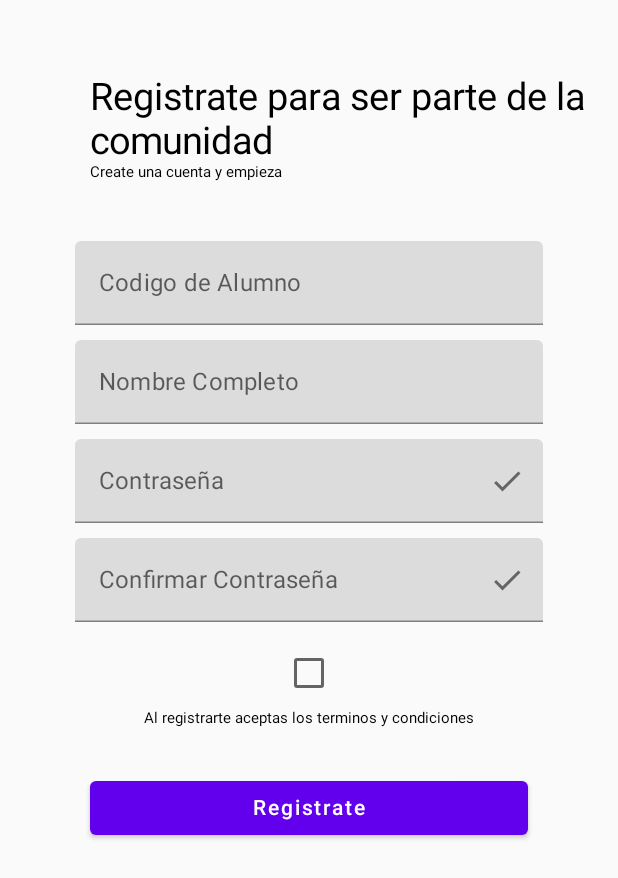
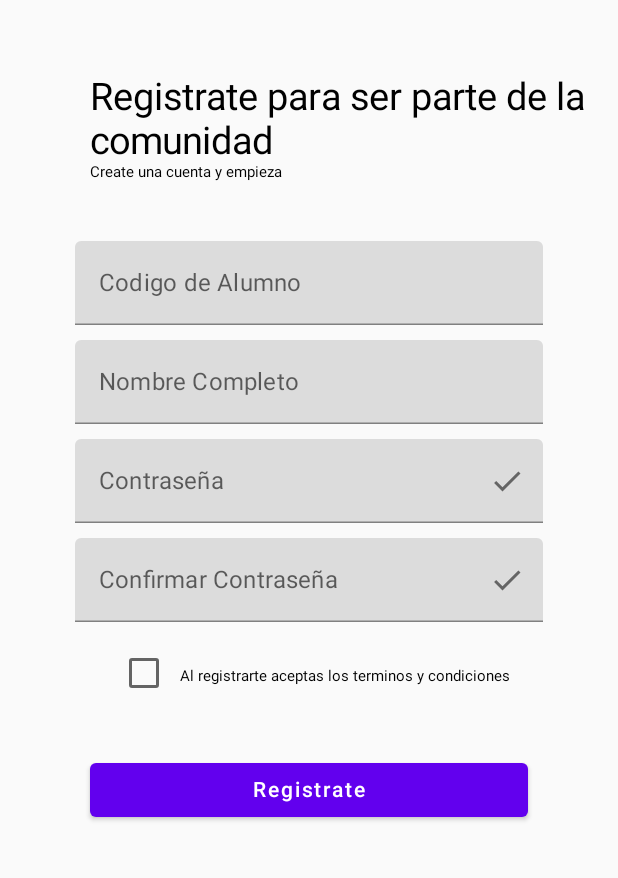
Before and after one commit to ItsJavito/bcp-hackathon-definitivo, an Android app built with Jetpack Compose: the screen it shows after launch (SignupActivity), after a tap on "Registrate", on a phone screen of 412 x 824 dp. Shown: the top 878 px of the screen. Run offline under Robolectric (Android 15) with nearby library versions, the phone set to English and light mode, and no system bars.

Commit message:
loginSign

```diff
--- a/app/src/main/java/com/example/shpiel/presentation/login/components/LoginFields.kt
+++ b/app/src/main/java/com/example/shpiel/presentation/login/components/LoginFields.kt
@@ -52,9 +52,10 @@ fun LoginFields(
                 horizontalAlignment =  Alignment.CenterHorizontally
             ) {
                 Image(
-                    painterResource(R.drawable.pajerete),
+                    painterResource(R.drawable.fondologin),
                     contentDescription = "Shpiel",
-                    Modifier.size(size=200.dp)
+                    Modifier
+                        .size(size = 400.dp)
                         .padding(30.dp)
                 )
             }
@@ -85,7 +86,7 @@ fun LoginFields(
                     label = { Text(text = "Correo elctrónico")})
                 TextField(modifier = Modifier
                     .fillMaxWidth()
-                    .padding(start = 50.dp, top = 20.dp, end = 50.dp, bottom = 0.dp),
+                    .padding(start = 50.dp, top = 0.dp, end = 50.dp, bottom = 0.dp),
                     keyboardOptions = KeyboardOptions(keyboardType = KeyboardType.Password,
                         imeAction = ImeAction.Done),
                     keyboardActions = KeyboardActions(
@@ -147,6 +148,58 @@ fun LoginFields(
             }
 
         }
+        Divider()
+        Row(
+            modifier = Modifier
+                .fillMaxWidth()
+                .weight(1f),
+            horizontalArrangement = Arrangement.Center
+        ){
+            Column(
+                modifier = Modifier
+                    .fillMaxWidth()
+                    .weight(2f),
+                horizontalAlignment = Alignment.CenterHorizontally,
+                verticalArrangement = Arrangement.SpaceBetween
+            ){
+                Text(
+                    text = "-Inicia sesión de otra forma-"
+                )
+                Row(
+                    modifier = Modifier
+                        .fillMaxWidth()
+                        .weight(2f)
+                        .padding(top = 50.dp),
+                    horizontalArrangement = Arrangement.Center,
+
+                ){
+                    Image(
+                        painterResource(R.drawable.appcrc),
+                        contentDescription = "appcrc",
+                        Modifier
+                            .size(size = 35.dp)
+                            .padding(horizontal = 5.dp)
+                    )
+                    Image(
+                        painterResource(R.drawable.facecrc),
+                        contentDescription = "facecrc",
+                        Modifier
+                            .size(size = 38.dp)
+                            .padding(horizontal = 5.dp)
+                    )
+                    Image(
+                        painterResource(R.drawable.gogcr),
+                        contentDescription = "googcrc",
+                        Modifier
+                            .size(size = 33.dp)
+                            .padding(horizontal = 5.dp)
+
+                    )
+
+                }
+            }
+
+        }
     }
 }
 
--- a/app/src/main/java/com/example/shpiel/presentation/signup/components/SignupFields.kt
+++ b/app/src/main/java/com/example/shpiel/presentation/signup/components/SignupFields.kt
@@ -75,15 +75,19 @@ fun SignupFields(
         CustomTextField(value = password, onValueChange = onPasswordChange, label = "Confirmar Contraseña",
             isPasswordField = true, isPasswordVisible = false )
 
-        // poner un checkbox
+        Column {
+            Row(){
+                // poner un checkbox
+                Checkbox(checked = false, onCheckedChange = { /*TODO*/ })
+                Text(
+                    text = "Al registrarte aceptas los terminos y condiciones",
+                    fontSize = 10.sp,
+                    textAlign = TextAlign.Left,
+                    modifier = Modifier
+                        .padding(top=20.dp)
 
-        Checkbox(checked = false, onCheckedChange = { /*TODO*/ })
-        Column {
-            Text(
-                text = "Al registrarte aceptas los terminos y condiciones",
-                fontSize = 10.sp,
-                textAlign = TextAlign.Left
-            )
+            )}
+
         }
         Button(
             modifier = Modifier
```
Also changed, not shown: app/src/main/res/drawable/appcrc.png (added), app/src/main/res/drawable/facecrc.png (added), app/src/main/res/drawable/fondologin.jpg (added), app/src/main/res/drawable/gogcr.png (added).
